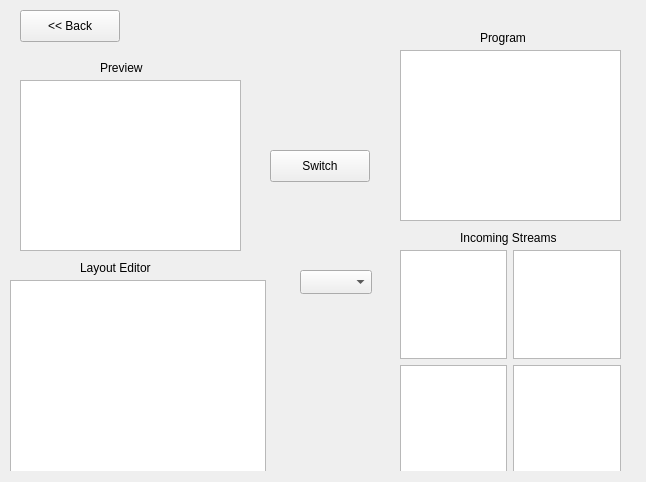
First picture: the form in mainwindow.ui, repository AJJ-Senior-Project/SeniorProject, before the edit.
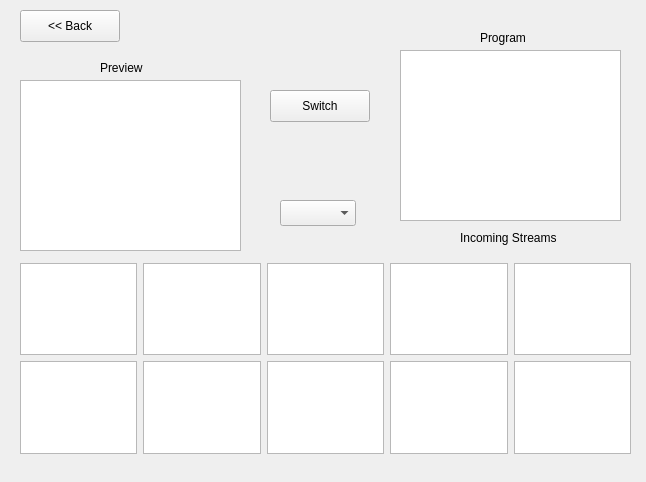
Second picture: the form after the edit. The open tabs and pages were chosen to show the change.

```diff
--- a/mainwindow.ui
+++ b/mainwindow.ui
@@ -204,7 +204,7 @@
      <property name="geometry">
       <rect>
        <x>260</x>
-       <y>140</y>
+       <y>80</y>
        <width>100</width>
        <height>32</height>
       </rect>
@@ -216,25 +216,43 @@
     <widget class="QWidget" name="gridLayoutWidget">
      <property name="geometry">
       <rect>
-       <x>390</x>
-       <y>240</y>
-       <width>221</width>
-       <height>224</height>
+       <x>10</x>
+       <y>253</y>
+       <width>611</width>
+       <height>191</height>
       </rect>
      </property>
      <layout class="QGridLayout" name="gridLayout">
+      <item row="0" column="3">
+       <widget class="QGraphicsView" name="graphicsView_5"/>
+      </item>
       <item row="1" column="1">
-       <widget class="QGraphicsView" name="graphicsView_6"/>
+       <widget class="QGraphicsView" name="graphicsView_7"/>
       </item>
       <item row="1" column="0">
        <widget class="QGraphicsView" name="graphicsView_4"/>
       </item>
-      <item row="0" column="1">
-       <widget class="QGraphicsView" name="graphicsView_5"/>
+      <item row="0" column="2">
+       <widget class="QGraphicsView" name="graphicsView_10"/>
+      </item>
+      <item row="1" column="2">
+       <widget class="QGraphicsView" name="graphicsView_9"/>
       </item>
       <item row="0" column="0">
        <widget class="QGraphicsView" name="graphicsView_3"/>
       </item>
+      <item row="0" column="1">
+       <widget class="QGraphicsView" name="graphicsView_8"/>
+      </item>
+      <item row="1" column="3">
+       <widget class="QGraphicsView" name="graphicsView_6"/>
+      </item>
+      <item row="0" column="4">
+       <widget class="QGraphicsView" name="graphicsView_12"/>
+      </item>
+      <item row="1" column="4">
+       <widget class="QGraphicsView" name="graphicsView_11"/>
+      </item>
      </layout>
     </widget>
     <widget class="QLabel" name="label_5">
@@ -250,36 +268,13 @@
       <string>Incoming Streams</string>
      </property>
     </widget>
-    <widget class="QLabel" name="label_6">
-     <property name="geometry">
-      <rect>
-       <x>70</x>
-       <y>250</y>
-       <width>81</width>
-       <height>16</height>
-      </rect>
-     </property>
-     <property name="text">
-      <string>Layout Editor</string>
-     </property>
-    </widget>
     <widget class="QComboBox" name="sourceComboBox">
      <property name="geometry">
       <rect>
-       <x>290</x>
-       <y>260</y>
-       <width>72</width>
-       <height>24</height>
-      </rect>
-     </property>
-    </widget>
-    <widget class="QListWidget" name="listWidget">
-     <property name="geometry">
-      <rect>
-       <x>0</x>
-       <y>270</y>
-       <width>256</width>
-       <height>192</height>
+       <x>270</x>
+       <y>190</y>
+       <width>76</width>
+       <height>26</height>
       </rect>
      </property>
     </widget>
```
Left out of the diff: 2 changed lines with no effect on the pictures.
